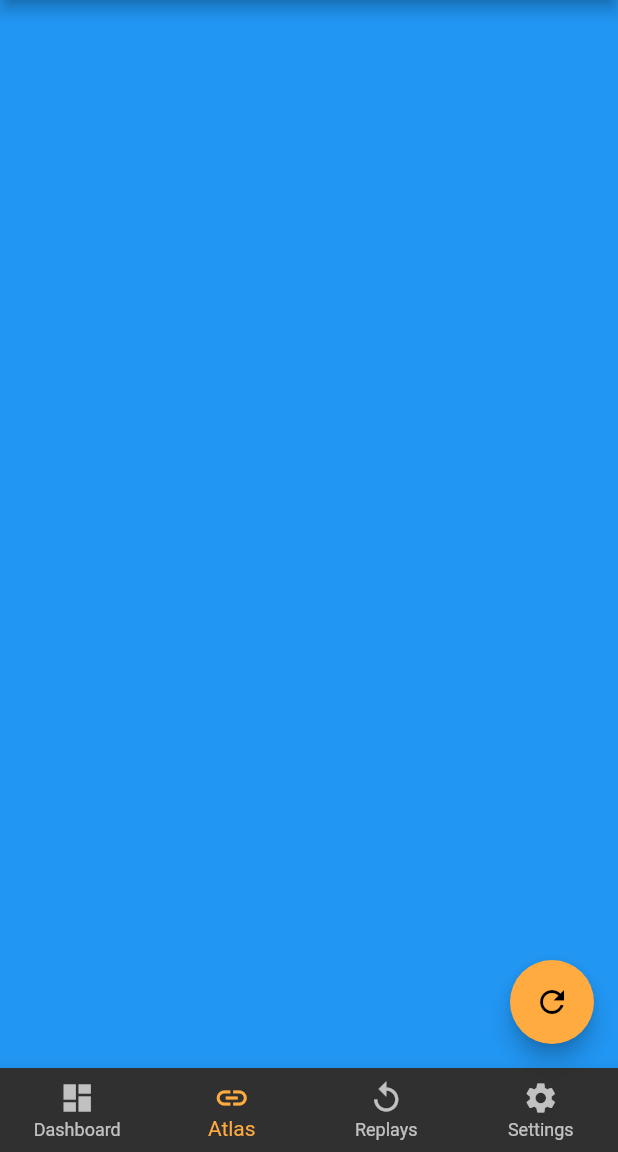
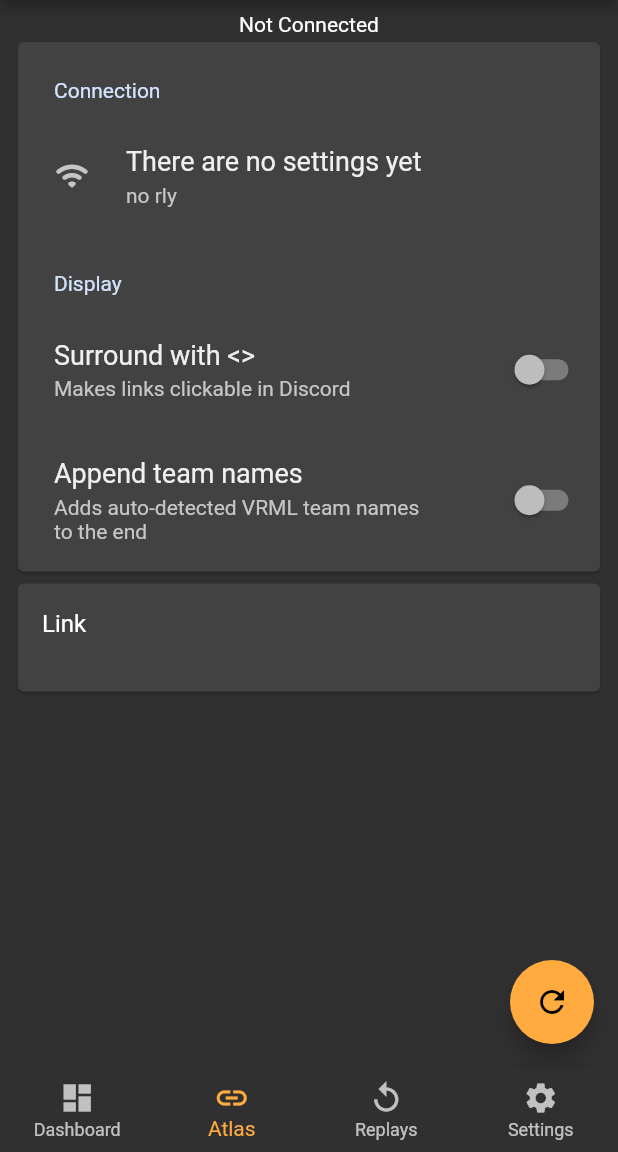
Before and after one commit to NtsFranz/Spark-Mini, a Flutter app: the screen it shows after launch, item 2 of the bottom bar chosen, on a phone screen of 412 x 824 dp, the part 84-1236 px from its top. Run offline on Flutter 3.47's test engine with Material 2 defaults, Android fonts, the light colour scheme and no system bars; our stand-ins replace settings_ui, shared_preferences; missing offline and left inert: desktop_window.

Commit message:
add start of atlas and settings ui

```diff
--- /dev/null
+++ b/ignitebot_flutter/lib/AtlasWidget.dart
@@ -0,0 +1,121 @@
+import 'package:flutter/material.dart';
+import 'dart:async';
+import 'dart:convert';
+import 'package:http/http.dart' as http;
+import 'main.dart';
+import 'dart:math';
+import 'package:shared_preferences/shared_preferences.dart';
+import 'package:settings_ui/settings_ui.dart';
+
+class AtlasWidget extends StatelessWidget {
+  final APIFrame frame;
+  final String orangeTeamName;
+  final String blueTeamName;
+  AtlasWidget(this.frame, this.orangeTeamName, this.blueTeamName);
+
+  @override
+  Widget build(BuildContext context) {
+    return ListView(
+      padding: const EdgeInsets.all(8),
+      children: <Widget>[
+        Center(child: Text((() {
+          if (frame.sessionid != null) {
+            return 'Connected: ${frame.sessionid}';
+          } else {
+            return 'Not Connected';
+          }
+        })())),
+        Card(
+          child: Column(
+            mainAxisSize: MainAxisSize.min,
+            children: <Widget>[
+              SettingsSection(
+                titlePadding: const EdgeInsets.all(8),
+                title: 'Connection',
+                tiles: [
+                  SettingsTile(
+                    title: 'There are no settings yet',
+                    subtitle: 'no rly',
+                    leading: Icon(Icons.wifi_rounded),
+                    onPressed: (BuildContext context) {},
+                  ),
+                ],
+              ),
+              SettingsSection(
+                title: 'Display',
+                tiles: [
+                  SettingsTile.switchTile(
+                    title: 'Surround with <>',
+                    subtitle: 'Makes links clickable in Discord',
+                    switchValue: false,
+                    onToggle: (bool value) {},
+                  ),
+                  SettingsTile.switchTile(
+                    title: 'Append team names',
+                    subtitle: 'Adds auto-detected VRML team names to the end',
+                    switchValue: false,
+                    onToggle: (bool value) {},
+                  ),
+                ],
+              ),
+            ],
+          ),
+        ),
+        Card(
+          child: Column(
+            mainAxisSize: MainAxisSize.min,
+            children: <Widget>[
+              ListTile(title: Text('Link'), subtitle: Text('')),
+            ],
+          ),
+        ),
+      ],
+    );
+  }
+
+  Future<String> getFormattedLink(String sessionid) async {
+    String link = "";
+
+    // Get settings
+    SharedPreferences prefs = await SharedPreferences.getInstance();
+    bool atlasLinkUseAngleBrackets =
+        prefs.getBool('atlasLinkUseAngleBrackets') ?? true;
+    int atlasLinkStyle = prefs.getInt('atlasLinkStyle') ?? 0;
+    bool atlasLinkAppendTeamNames =
+        prefs.getBool('atlasLinkAppendTeamNames') ?? true;
+
+    if (atlasLinkUseAngleBrackets) {
+      switch (atlasLinkStyle) {
+        case 0:
+          link = "<ignitebot://choose/$sessionid>";
+          break;
+        case 1:
+          link = "<atlas://j/$sessionid>";
+          break;
+        case 2:
+          link = "<atlas://s/$sessionid>";
+          break;
+      }
+    } else {
+      switch (atlasLinkStyle) {
+        case 0:
+          link = "ignitebot://choose/$sessionid";
+          break;
+        case 1:
+          link = "atlas://j/$sessionid";
+          break;
+        case 2:
+          link = "atlas://s/$sessionid";
+          break;
+      }
+    }
+
+    if (atlasLinkAppendTeamNames) {
+      if (orangeTeamName != '' && blueTeamName != '') {
+        link = "$link $orangeTeamName vs $blueTeamName";
+      }
+    }
+
+    return link;
+  }
+}
--- a/ignitebot_flutter/lib/main.dart
+++ b/ignitebot_flutter/lib/main.dart
@@ -1,6 +1,8 @@
 import 'package:flutter/material.dart';
 import 'package:animations/animations.dart';
+import 'AtlasWidget.dart';
 import 'DashboardWidget.dart';
+import 'SettingsWidget.dart';
 import 'ColorPage.dart';
 import 'package:http/http.dart' as http;
 import 'dart:async';
@@ -74,6 +76,7 @@ class _MyHomePageState extends State<MyHomePage> with RestorationMixin {
   }
 
   void fetchAPI() async {
+    try {
       final response =
           await http.get(Uri.http('${_echoVRIP.value}:6721', 'session'));
 
@@ -91,6 +94,9 @@ class _MyHomePageState extends State<MyHomePage> with RestorationMixin {
         // If the server did not return a 200 OK response,
         // then throw an exception.
         throw Exception('Failed to get game data');
+      }
+    } catch (Exception) {
+      throw Exception('Not in match');
     }
   }
 
@@ -132,9 +138,9 @@ class _MyHomePageState extends State<MyHomePage> with RestorationMixin {
 
     List<Widget> _tabViews = [
       DashboardWidget(lastFrame, lastIPLocationResponse),
-      ColorPage(Colors.blue),
+      AtlasWidget(lastFrame, '', ''),
       ColorPage(Colors.yellow),
-      ColorPage(Colors.purple),
+      SettingsWidget(),
     ];
 
     return Scaffold(
--- a/ignitebot_flutter/pubspec.yaml
+++ b/ignitebot_flutter/pubspec.yaml
@@ -27,6 +27,8 @@ dependencies:
   http: ^0.13.0
   desktop_window: ^0.4.0
   msix: ^0.1.18
+  settings_ui: ^0.6.0
+  shared_preferences: ^2.0.4
 
 
   # The following adds the Cupertino Icons font to your application.
```
Also changed, not shown: ignitebot_flutter/lib/DashboardWidget.dart (+93 -2 lines), ignitebot_flutter/lib/SettingsWidget.dart (added, +32 -0 lines), ignitebot_flutter/pubspec.lock. Lines whose indentation alone changed are shown as unchanged.
